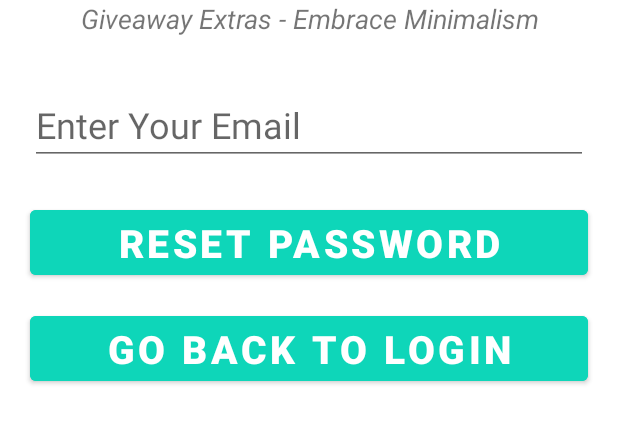
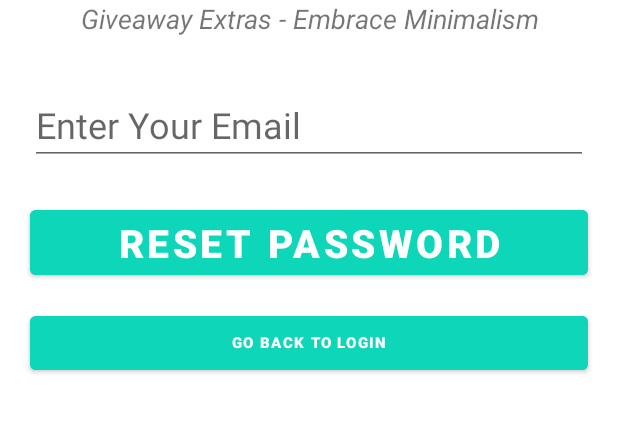
Before and after one commit to imok1948/GeemApp, an Android app: the screen it shows after launch (MainActivity), after a tap on "Forgot Password?", on a phone screen of 412 x 824 dp, the part 322-766 px from its top. Run offline under Robolectric (Android 15) with nearby library versions, the phone set to English and light mode, and no system bars; our stand-ins replace Firebase (no records; nobody signed in at launch, a user with empty details on screens opened directly); libraries missing offline, so code that uses them is left out: androidx.constraintlayout.solver; 1 other tap on this screen came first.

Commit message:
Login, Registration, and ForgotPassword working properly.

```diff
--- a/app/src/main/java/com/example/geem/fragments/FragmentProfile.java
+++ b/app/src/main/java/com/example/geem/fragments/FragmentProfile.java
@@ -151,6 +151,8 @@ public class FragmentProfile extends Fragment implements View.OnClickListener
     loginFragment.setVisibility(View.VISIBLE);
     registerFragment.setVisibility(View.GONE);
     passwordFragment.setVisibility(View.GONE);
+    passwordEmail.setText(temp);
+    passwordProgressBar.setVisibility(View.GONE);
    }
   });
 
@@ -259,8 +261,6 @@ public class FragmentProfile extends Fragment implements View.OnClickListener
       registerFragment.setVisibility(View.GONE);
       passwordFragment.setVisibility(View.GONE);
       userProfileEmail.setText(loginEmail.getText().toString());
-
-
       userProfile.setVisibility(View.VISIBLE);
      }else{
       user.sendEmailVerification();
--- a/app/src/main/res/layout/fragment_profile.xml
+++ b/app/src/main/res/layout/fragment_profile.xml
@@ -376,7 +376,7 @@
         android:backgroundTint="#0ED6B9"
         android:text="Go Back to Login"
         android:textColor="#ffffff"
-        android:textSize="26sp"
+        android:textSize="10sp"
         android:textStyle="bold"
         android:layout_marginLeft="20dp"
         android:layout_marginRight="20dp"
@@ -421,8 +421,8 @@
           android:layout_width="match_parent"
           android:layout_height="wrap_content"
           android:text="Name"
-          android:textSize="25sp"
-          android:layout_marginTop="20dp"
+          android:textSize="13sp"
+          android:layout_marginTop="10dp"
           android:gravity="center">
 
       </TextView>
@@ -432,7 +432,7 @@
           android:layout_width="match_parent"
           android:layout_height="wrap_content"
           android:text=""
-          android:textSize="40sp"
+          android:textSize="20sp"
           android:textColor="@color/purple_700"
           android:gravity="center">
 
@@ -443,8 +443,8 @@
           android:layout_width="match_parent"
           android:layout_height="wrap_content"
           android:text="Email"
-          android:textSize="25sp"
-          android:layout_marginTop="20dp"
+          android:textSize="13sp"
+          android:layout_marginTop="10dp"
           android:gravity="center">
 
       </TextView>
@@ -454,7 +454,7 @@
           android:layout_width="match_parent"
           android:layout_height="wrap_content"
           android:text=""
-          android:textSize="40sp"
+          android:textSize="20sp"
           android:textColor="@color/purple_700"
           android:gravity="center">
 
@@ -465,8 +465,8 @@
           android:layout_width="match_parent"
           android:layout_height="wrap_content"
           android:text="Birth Year"
-          android:textSize="25sp"
-          android:layout_marginTop="20dp"
+          android:textSize="13sp"
+          android:layout_marginTop="10dp"
           android:gravity="center">
 
       </TextView>
@@ -476,7 +476,7 @@
           android:layout_width="match_parent"
           android:layout_height="wrap_content"
           android:text=""
-          android:textSize="40dp"
+          android:textSize="20sp"
           android:textColor="@color/purple_700"
           android:gravity="center">
 
@@ -488,11 +488,11 @@
           android:id="@+id/userProfileSignOut"
           android:layout_width="match_parent"
           android:layout_height="wrap_content"
-        android:layout_marginTop="15dp"
+        android:layout_marginTop="7dp"
         android:backgroundTint="#0ED6B9"
         android:text="Signout"
         android:textColor="#ffffff"
-        android:textSize="26sp"
+        android:textSize="10sp"
         android:textStyle="bold"
         android:layout_marginLeft="20dp"
         android:layout_marginRight="20dp">
```
